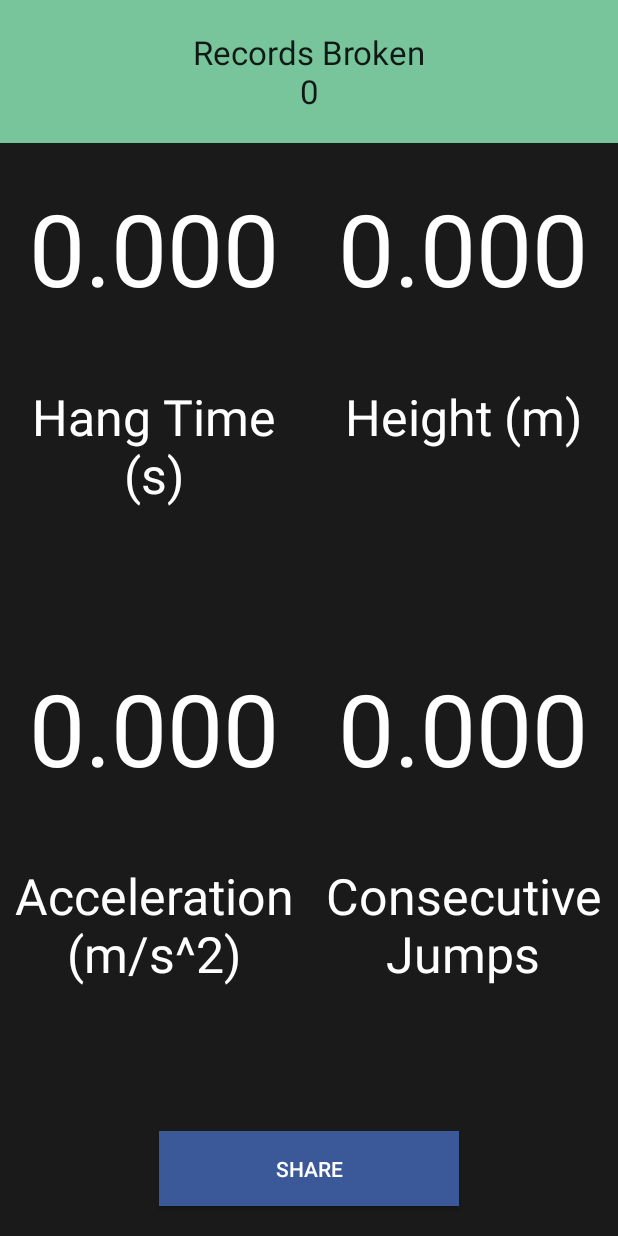
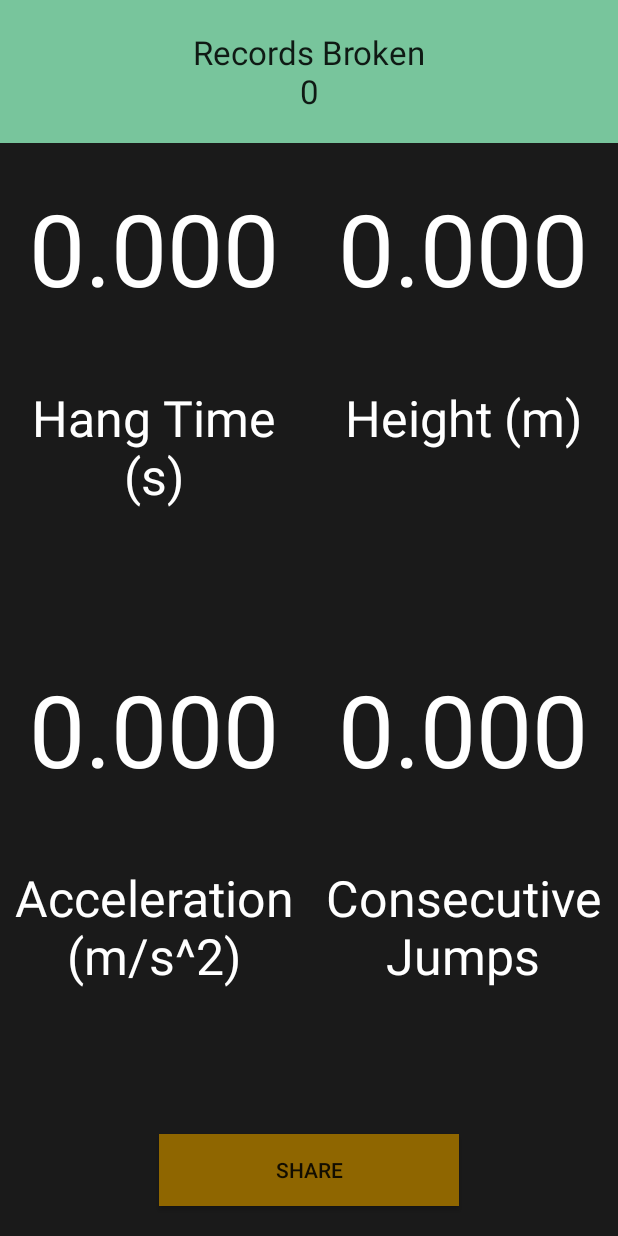
Before and after one commit to BlueberryDS/PlyoMetric, an Android app: the layout activity_records.xml on its own in the app's theme, with its tools: preview values and no code run, on a phone screen of 412 x 824 dp. Run offline under Robolectric (Android 15) with nearby library versions, the phone set to English and light mode, and no system bars.

Commit message:
Share button complete

```diff
--- a/app/build.gradle
+++ b/app/build.gradle
@@ -18,10 +18,13 @@ android {
         }
     }
 }
+repositories { mavenCentral() }
 
 dependencies {
     compile fileTree(dir: 'libs', include: ['*.jar'])
     testCompile 'junit:junit:4.12'
     compile 'com.android.support:appcompat-v7:23.1.1'
     compile 'com.android.support:support-v4:23.1.1'
+    compile 'com.facebook.android:facebook-android-sdk:4.6.0'
+    compile 'com.android.support:design:23.1.1'
 }
--- a/app/src/main/res/layout/activity_records.xml
+++ b/app/src/main/res/layout/activity_records.xml
@@ -16,7 +16,8 @@
         android:orientation="vertical"
         android:layout_width="match_parent"
         android:layout_height="match_parent"
-        android:background="#1a1a1a">
+        android:background="#1a1a1a"
+        android:id="@+id/Screen">
 
         <TextView
             android:layout_width="fill_parent"
@@ -165,15 +166,14 @@
 
             <Button
                 android:layout_width="200dp"
-                android:layout_height="50dp"
+                android:layout_height="wrap_content"
                 android:text="Share"
                 android:id="@+id/share"
                 android:layout_gravity="center"
+                android:layout_margin="20dp"
                 android:clickable="true"
-                android:background="#3b5998"
-                android:textColor="#ffffff"
-                android:layout_margin="20dp"
-                android:enabled="true" />
+                android:enabled="true"
+                android:background="#8f6600" />
 
         </LinearLayout>
 
--- a/app/src/main/res/values/strings.xml
+++ b/app/src/main/res/values/strings.xml
@@ -13,4 +13,8 @@
     <string name="title_activity_activity_record">ActivityRecord</string>
 
     <string name="title_activity_records">RecordsActivity</string>
+
+    <string name="facebook_app_id">468433336673090</string>
+    <string name="title_activity_fb">fb</string>
+
 </resources>
--- a/app/src/main/res/values/styles.xml
+++ b/app/src/main/res/values/styles.xml
@@ -20,4 +20,13 @@
         <item name="android:background">@color/black_overlay</item>
     </style>
 
+    <style name="AppTheme.NoActionBar">
+        <item name="windowActionBar">false</item>
+        <item name="windowNoTitle">true</item>
+    </style>
+
+    <style name="AppTheme.AppBarOverlay" parent="ThemeOverlay.AppCompat.Dark.ActionBar" />
+
+    <style name="AppTheme.PopupOverlay" parent="ThemeOverlay.AppCompat.Light" />
+
 </resources>
```
Also changed, not shown: app/src/main/AndroidManifest.xml (+18 -1 lines).
